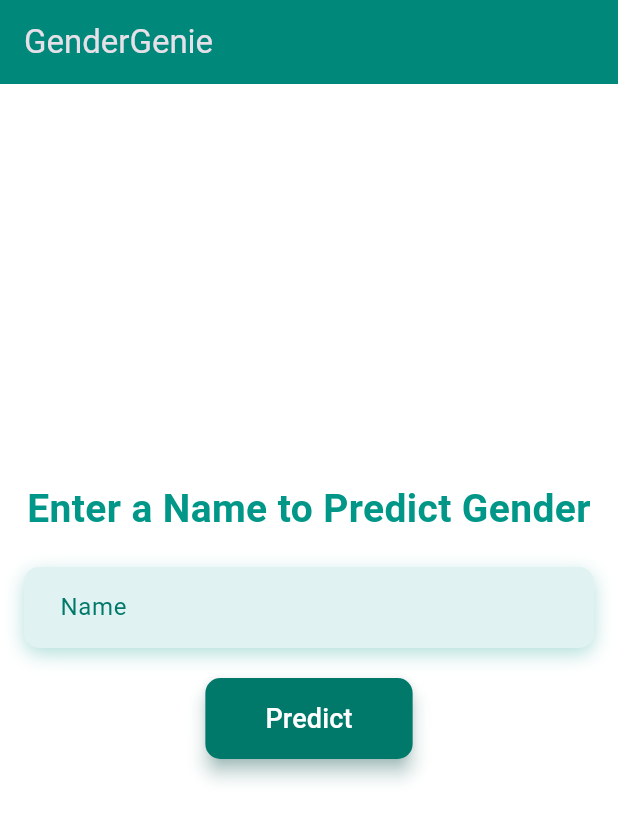
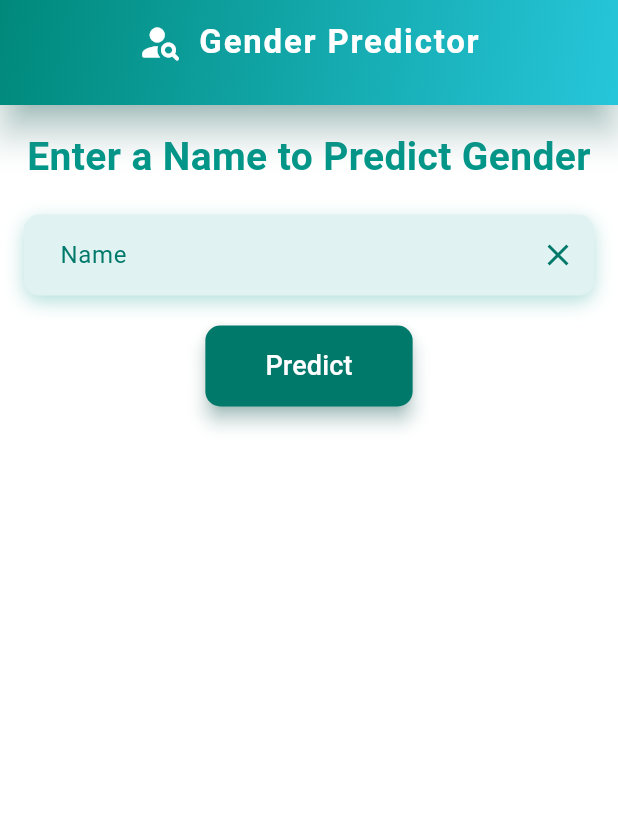
Before and after one commit to RensithUdara/gender_genie, a Flutter app: the screen it shows after launch, on a phone screen of 412 x 824 dp. Shown: the top 821 px of the screen. Run offline on Flutter 3.47's test engine with Material 3 defaults, Android fonts, the phone set to English and light mode, and no system bars.

Commit message:
update home screen

```diff
--- a/lib/screen/home_screen.dart
+++ b/lib/screen/home_screen.dart
@@ -1,10 +1,9 @@
+import 'package:flutter/material.dart';
+import 'package:http/http.dart' as http;
 import 'dart:convert';
 
-import 'package:flutter/material.dart';
-import 'package:http/http.dart' as http;
-
 class HomeScreen extends StatefulWidget {
-  const HomeScreen({Key? key}) : super(key: key);
+  HomeScreen({Key? key}) : super(key: key);
 
   @override
   State<HomeScreen> createState() => _HomeScreenState();
@@ -16,9 +15,8 @@ class _HomeScreenState extends State<HomeScreen>
 
   String result = 'none';
   String imageResult = 'none';
-  bool isVisible = false; // Used for controlling opacity in animations
+  bool isVisible = false;
 
-  // Initialize the AnimationController and Animation
   late AnimationController _controller;
 
   predictGender(String name) async {
@@ -29,17 +27,37 @@ class _HomeScreenState extends State<HomeScreen>
     setState(() {
       result = 'Gender: ${body['gender']}';
       imageResult = '${body['gender']}';
-      isVisible = true; // Set visibility to true to trigger the animation
-      _controller.forward(from: 0); // Restart the animation
+      isVisible = true;
+      _controller.forward(from: 0);
     });
+  }
+
+  LinearGradient getGradient() {
+    if (imageResult == 'male') {
+      return LinearGradient(
+        colors: [Colors.lightBlueAccent, Colors.blueAccent.shade200],
+        begin: Alignment.topLeft,
+        end: Alignment.bottomRight,
+      );
+    } else if (imageResult == 'female') {
+      return LinearGradient(
+        colors: [Colors.pinkAccent.shade100, Colors.pinkAccent.shade200],
+        begin: Alignment.topLeft,
+        end: Alignment.bottomRight,
+      );
+    }
+    return LinearGradient(
+      colors: [Colors.teal.shade600, Colors.cyan.shade400],
+      begin: Alignment.topLeft,
+      end: Alignment.bottomRight,
+    );
   }
 
   @override
   void initState() {
     super.initState();
-    // Initialize the animation controller
     _controller = AnimationController(
-      duration: const Duration(milliseconds: 800), // Duration of the animation
+      duration: const Duration(milliseconds: 800),
       vsync: this,
     );
   }
@@ -47,6 +65,7 @@ class _HomeScreenState extends State<HomeScreen>
   @override
   void dispose() {
     _controller.dispose();
+    _nameController.dispose();
     super.dispose();
   }
 
@@ -54,19 +73,55 @@ class _HomeScreenState extends State<HomeScreen>
   Widget build(BuildContext context) {
     return SafeArea(
       child: Scaffold(
-        backgroundColor: Colors.white, // Light background color
-        appBar: AppBar(
-          title: const Text('GenderGenie'),
-          backgroundColor: Colors.teal.shade600, // AppBar color
-          elevation: 0,
+        backgroundColor: Colors.white,
+        appBar: PreferredSize(
+          preferredSize: const Size.fromHeight(70),
+          child: AppBar(
+            automaticallyImplyLeading: false,
+            flexibleSpace: Container(
+              decoration: BoxDecoration(
+                gradient: getGradient(),
+              ),
+            ),
+            elevation: 10,
+            shadowColor: Colors.teal.shade200,
+            title: Row(
+              mainAxisAlignment: MainAxisAlignment.center,
+              children: const [
+                Icon(
+                  Icons.person_search_rounded,
+                  color: Colors.white,
+                  size: 30,
+                ),
+                SizedBox(width: 10),
+                Text(
+                  'Gender Predictor',
+                  style: TextStyle(
+                    fontWeight: FontWeight.w700,
+                    fontSize: 22,
+                    color: Colors.white,
+                    letterSpacing: 1.2,
+                  ),
+                ),
+              ],
+            ),
+            centerTitle: true,
+          ),
         ),
         body: Padding(
           padding: const EdgeInsets.all(16.0),
+          child: LayoutBuilder( // Use LayoutBuilder for responsive design
+            builder: (context, constraints) {
+              return SingleChildScrollView(
+                child: ConstrainedBox( // Ensure all widgets fit within constraints
+                  constraints: BoxConstraints(
+                    minHeight: constraints.maxHeight,
+                  ),
+                  child: IntrinsicHeight( // Adjust height of inner column
                     child: Column(
                       crossAxisAlignment: CrossAxisAlignment.center,
                       mainAxisAlignment: MainAxisAlignment.center,
                       children: [
-              // Heading
                         const Text(
                           'Enter a Name to Predict Gender',
                           style: TextStyle(
@@ -77,8 +132,6 @@ class _HomeScreenState extends State<HomeScreen>
                           textAlign: TextAlign.center,
                         ),
                         const SizedBox(height: 20),
-
-              // Name input field with better styling
                         Container(
                           decoration: BoxDecoration(
                             color: Colors.teal.shade50,
@@ -87,18 +140,17 @@ class _HomeScreenState extends State<HomeScreen>
                               BoxShadow(
                                 color: Colors.teal.shade100,
                                 blurRadius: 10,
-                      offset: const Offset(0, 4),
+                                offset: Offset(0, 4),
                               ),
                             ],
                           ),
                           child: TextField(
                             controller: _nameController,
                             maxLength: 15,
-                  style: const TextStyle(
-                      color: Colors.black), // Change input text color to black
+                            style: const TextStyle(color: Colors.black),
                             decoration: InputDecoration(
-                    contentPadding: const EdgeInsets.symmetric(
-                        vertical: 15, horizontal: 20),
+                              contentPadding:
+                                  const EdgeInsets.symmetric(vertical: 15, horizontal: 20),
                               labelText: 'Name',
                               labelStyle: TextStyle(color: Colors.teal.shade700),
                               filled: true,
@@ -110,33 +162,38 @@ class _HomeScreenState extends State<HomeScreen>
                               counterText: '',
                               hintText: 'Enter a name',
                               hintStyle: TextStyle(color: Colors.teal.shade300),
+                              suffixIcon: IconButton(
+                                icon: Icon(Icons.clear, color: Colors.teal.shade700),
+                                onPressed: () {
+                                  _nameController.clear();
+                                  setState(() {
+                                    result = 'none';
+                                    imageResult = 'none';
+                                  });
+                                },
+                              ),
                             ),
                           ),
                         ),
                         const SizedBox(height: 20),
-
-              // Predict button with better color and animation
                         ElevatedButton(
                           onPressed: () => predictGender(_nameController.text),
+                          child: const Text(
+                            'Predict',
+                            style: TextStyle(fontSize: 18),
+                          ),
                           style: ElevatedButton.styleFrom(
-                  foregroundColor: Colors.white,
-                  backgroundColor: Colors.teal.shade700,
-                  padding:
-                      const EdgeInsets.symmetric(horizontal: 40, vertical: 14),
+                            primary: Colors.teal.shade700,
+                            onPrimary: Colors.white,
+                            padding: const EdgeInsets.symmetric(horizontal: 40, vertical: 14),
                             shape: RoundedRectangleBorder(
                               borderRadius: BorderRadius.circular(10),
                             ),
                             elevation: 5,
                             shadowColor: Colors.teal.shade200,
                           ),
-                child: const Text(
-                  'Predict',
-                  style: TextStyle(fontSize: 18),
-                ),
                         ),
                         const SizedBox(height: 30),
-
-              // Error message or result display with animation
                         AnimatedOpacity(
                           opacity: _nameController.text.isEmpty ? 0 : 1,
                           duration: const Duration(milliseconds: 600),
@@ -158,7 +215,6 @@ class _HomeScreenState extends State<HomeScreen>
                                         ),
                                       ),
                                       const SizedBox(height: 20),
-                            // Display gender image with fade effect
                                       imageResult == 'none'
                                           ? Container()
                                           : imageResult == 'male'
@@ -182,7 +238,13 @@ class _HomeScreenState extends State<HomeScreen>
                                   ),
                                 ),
                         ),
+                        const Spacer(), // Use Spacer to occupy any remaining space
                       ],
+                    ),
+                  ),
+                ),
+              );
+            },
           ),
         ),
       ),
```
Lines whose indentation alone changed are shown as unchanged.
